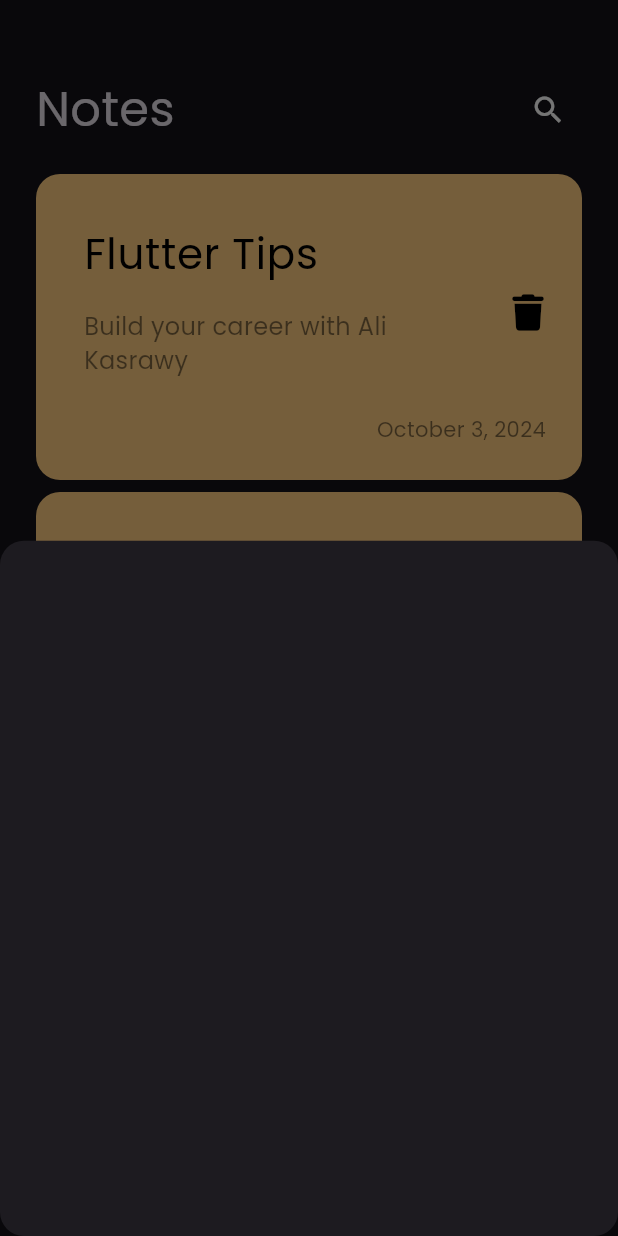
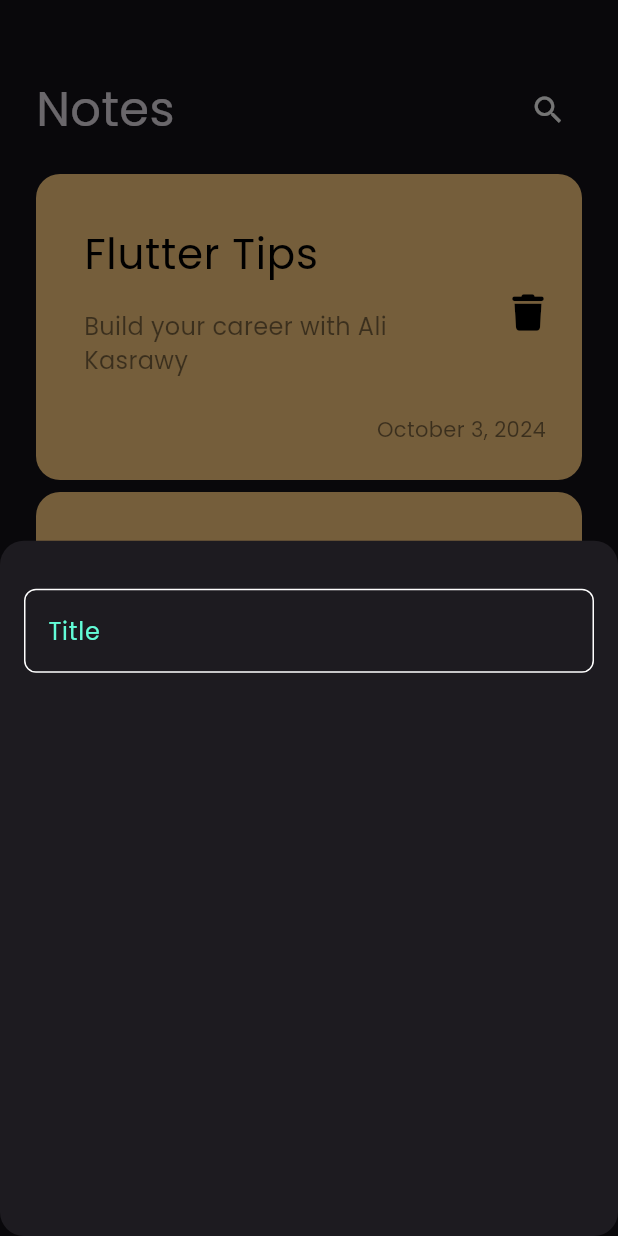
Before and after one commit to ali4hassan9ali2022/notes_app, a Flutter app: the screen it shows after launch, after a tap on the "add" icon, on a phone screen of 412 x 824 dp. Run offline on Flutter 3.47's test engine with Material 3 defaults, Android fonts, the phone set to English and light mode, and no system bars; our stand-ins replace font_awesome_flutter.

Commit message:
create text field

```diff
--- a/lib/Views/Widgets/custom_note_button_sheet.dart
+++ b/lib/Views/Widgets/custom_note_button_sheet.dart
@@ -1,10 +1,21 @@
 import 'package:flutter/material.dart';
+import 'package:notes_app/Views/Widgets/custom_text_field.dart';
 
 class CustomNoteButtonSheet extends StatelessWidget {
   const CustomNoteButtonSheet({super.key});
 
   @override
   Widget build(BuildContext context) {
-    return Container();
+    return Padding(
+      padding: const EdgeInsets.symmetric(horizontal: 16),
+      child: Column(
+        children: [
+          SizedBox(
+            height: 32,
+          ),
+          CustomTextFeild()
+        ],
+      ),
+    );
   }
 }
--- /dev/null
+++ b/lib/Views/Widgets/custom_text_field.dart
@@ -0,0 +1,36 @@
+import 'package:flutter/material.dart';
+
+class CustomTextFeild extends StatelessWidget {
+  const CustomTextFeild({super.key});
+
+  @override
+  Widget build(BuildContext context) {
+    return TextField(
+      cursorColor: const Color(0xff62fcd7),
+      decoration: InputDecoration(
+        hintText: "Title",
+        hintStyle: const TextStyle(
+          color: Color(
+            0xff62fcd7,
+          ),
+        ),
+        border: buildBorder(),
+        enabledBorder: buildBorder(),
+        focusedBorder: buildBorder(
+          const Color(
+            0xff62fcd7,
+          ),
+        ),
+      ),
+    );
+  }
+}
+
+OutlineInputBorder buildBorder([color]) {
+  return OutlineInputBorder(
+    borderRadius: BorderRadius.circular(8),
+    borderSide: BorderSide(
+      color: color ?? Colors.white,
+    ),
+  );
+}
--- a/lib/Views/notes_view.dart
+++ b/lib/Views/notes_view.dart
@@ -28,3 +28,6 @@ class NotesView extends StatelessWidget {
     );
   }
 }
+
+
+// 0xff62fcd7
```
